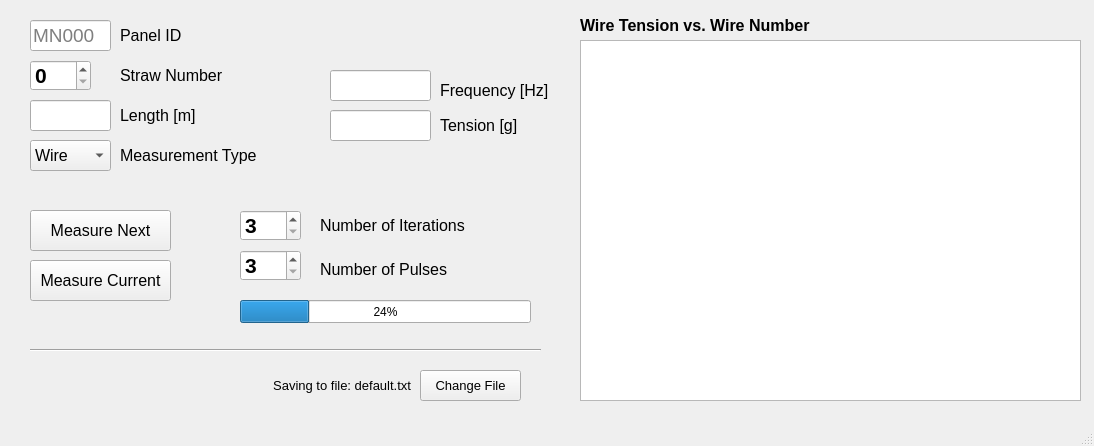
First picture: the form in guis/panel/tensionbox/tensionbox_window.ui, repository bamesserly/mu2e-tracker-factory, before the edit.
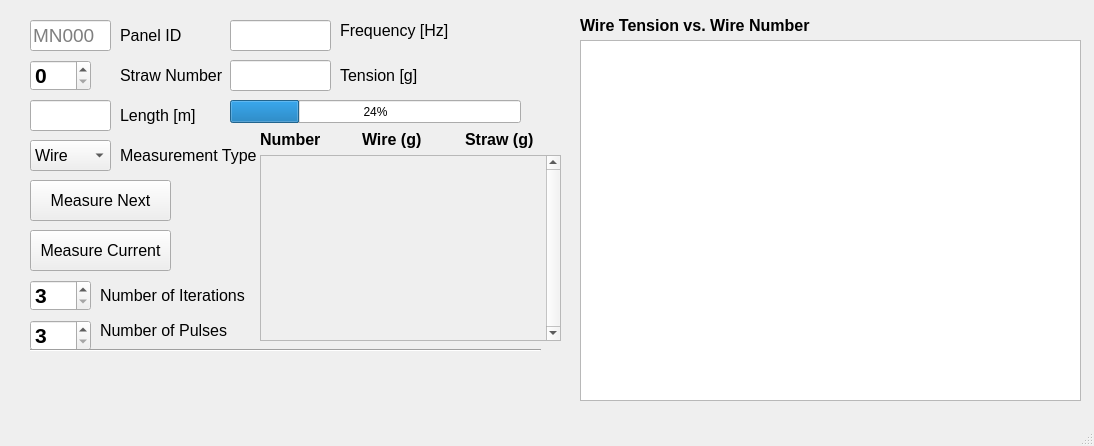
Second picture: the form after the edit.

```diff
--- a/guis/panel/tensionbox/tensionbox_window.ui
+++ b/guis/panel/tensionbox/tensionbox_window.ui
@@ -52,8 +52,8 @@
    <widget class="QSpinBox" name="SpinNiter">
     <property name="geometry">
      <rect>
-      <x>240</x>
-      <y>210</y>
+      <x>30</x>
+      <y>280</y>
       <width>61</width>
       <height>31</height>
      </rect>
@@ -118,8 +118,8 @@
    <widget class="QLabel" name="label_3">
     <property name="geometry">
      <rect>
-      <x>320</x>
-      <y>259</y>
+      <x>100</x>
+      <y>320</y>
       <width>131</width>
       <height>21</height>
      </rect>
@@ -136,8 +136,8 @@
    <widget class="QSpinBox" name="SpinNpulses">
     <property name="geometry">
      <rect>
-      <x>240</x>
-      <y>250</y>
+      <x>30</x>
+      <y>320</y>
       <width>61</width>
       <height>31</height>
      </rect>
@@ -156,8 +156,8 @@
    <widget class="QLabel" name="label_4">
     <property name="geometry">
      <rect>
-      <x>320</x>
-      <y>210</y>
+      <x>100</x>
+      <y>280</y>
       <width>171</width>
       <height>31</height>
      </rect>
@@ -175,7 +175,7 @@
     <property name="geometry">
      <rect>
       <x>30</x>
-      <y>260</y>
+      <y>230</y>
       <width>141</width>
       <height>41</height>
      </rect>
@@ -225,8 +225,8 @@
    <widget class="QLineEdit" name="freqEdit">
     <property name="geometry">
      <rect>
-      <x>330</x>
-      <y>70</y>
+      <x>230</x>
+      <y>20</y>
       <width>101</width>
       <height>31</height>
      </rect>
@@ -240,8 +240,8 @@
    <widget class="QLineEdit" name="tensionEdit">
     <property name="geometry">
      <rect>
-      <x>330</x>
-      <y>110</y>
+      <x>230</x>
+      <y>60</y>
       <width>101</width>
       <height>31</height>
      </rect>
@@ -255,8 +255,8 @@
    <widget class="QLabel" name="label_6">
     <property name="geometry">
      <rect>
-      <x>440</x>
-      <y>80</y>
+      <x>340</x>
+      <y>20</y>
       <width>111</width>
       <height>21</height>
      </rect>
@@ -273,8 +273,8 @@
    <widget class="QLabel" name="label_7">
     <property name="geometry">
      <rect>
-      <x>440</x>
-      <y>110</y>
+      <x>340</x>
+      <y>60</y>
       <width>111</width>
       <height>31</height>
      </rect>
@@ -288,45 +288,6 @@
      <string>Tension [g]</string>
     </property>
    </widget>
-   <widget class="QLabel" name="fileName">
-    <property name="geometry">
-     <rect>
-      <x>120</x>
-      <y>370</y>
-      <width>291</width>
-      <height>31</height>
-     </rect>
-    </property>
-    <property name="font">
-     <font>
-      <pointsize>10</pointsize>
-     </font>
-    </property>
-    <property name="text">
-     <string>Saving to file: default.txt</string>
-    </property>
-    <property name="alignment">
-     <set>Qt::AlignRight|Qt::AlignTrailing|Qt::AlignVCenter</set>
-    </property>
-   </widget>
-   <widget class="QToolButton" name="fileButton">
-    <property name="geometry">
-     <rect>
-      <x>420</x>
-      <y>370</y>
-      <width>101</width>
-      <height>31</height>
-     </rect>
-    </property>
-    <property name="font">
-     <font>
-      <pointsize>10</pointsize>
-     </font>
-    </property>
-    <property name="text">
-     <string>Change File</string>
-    </property>
-   </widget>
    <widget class="Line" name="line">
     <property name="geometry">
      <rect>
@@ -343,8 +304,8 @@
    <widget class="QProgressBar" name="progressBar">
     <property name="geometry">
      <rect>
-      <x>240</x>
-      <y>300</y>
+      <x>230</x>
+      <y>100</y>
       <width>291</width>
       <height>23</height>
      </rect>
@@ -423,7 +384,7 @@
     <property name="geometry">
      <rect>
       <x>30</x>
-      <y>210</y>
+      <y>180</y>
       <width>141</width>
       <height>41</height>
      </rect>
@@ -437,6 +398,107 @@
      <string>Measure Next</string>
     </property>
    </widget>
+   <widget class="QWidget" name="layoutWidget">
+    <property name="geometry">
+     <rect>
+      <x>260</x>
+      <y>130</y>
+      <width>301</width>
+      <height>211</height>
+     </rect>
+    </property>
+    <layout class="QGridLayout" name="gridLayout_2">
+     <item row="0" column="0">
+      <layout class="QGridLayout" name="gridLayout_55">
+       <item row="0" column="1">
+        <widget class="QLabel" name="label_39">
+         <property name="font">
+          <font>
+           <pointsize>12</pointsize>
+           <weight>75</weight>
+           <bold>true</bold>
+          </font>
+         </property>
+         <property name="text">
+          <string>Wire (g)</string>
+         </property>
+        </widget>
+       </item>
+       <item row="0" column="2">
+        <widget class="QLabel" name="label_40">
+         <property name="font">
+          <font>
+           <pointsize>12</pointsize>
+           <weight>75</weight>
+           <bold>true</bold>
+          </font>
+         </property>
+         <property name="text">
+          <string>Straw (g)</string>
+         </property>
+        </widget>
+       </item>
+       <item row="0" column="0">
+        <widget class="QLabel" name="label_37">
+         <property name="font">
+          <font>
+           <pointsize>12</pointsize>
+           <weight>75</weight>
+           <bold>true</bold>
+          </font>
+         </property>
+         <property name="text">
+          <string>Number</string>
+         </property>
+        </widget>
+       </item>
+      </layout>
+     </item>
+     <item row="1" column="0">
+      <widget class="QScrollArea" name="scrollAreaTB">
+       <property name="enabled">
+        <bool>true</bool>
+       </property>
+       <property name="minimumSize">
+        <size>
+         <width>0</width>
+         <height>0</height>
+        </size>
+       </property>
+       <property name="font">
+        <font>
+         <pointsize>10</pointsize>
+        </font>
+       </property>
+       <property name="layoutDirection">
+        <enum>Qt::LeftToRight</enum>
+       </property>
+       <property name="lineWidth">
+        <number>1</number>
+       </property>
+       <property name="verticalScrollBarPolicy">
+        <enum>Qt::ScrollBarAlwaysOn</enum>
+       </property>
+       <property name="sizeAdjustPolicy">
+        <enum>QAbstractScrollArea::AdjustToContents</enum>
+       </property>
+       <property name="widgetResizable">
+        <bool>true</bool>
+       </property>
+       <widget class="QWidget" name="scrollContents">
+        <property name="geometry">
+         <rect>
+          <x>0</x>
+          <y>0</y>
+          <width>280</width>
+          <height>180</height>
+         </rect>
+        </property>
+       </widget>
+      </widget>
+     </item>
+    </layout>
+   </widget>
   </widget>
   <widget class="QMenuBar" name="menubar">
    <property name="geometry">
```
